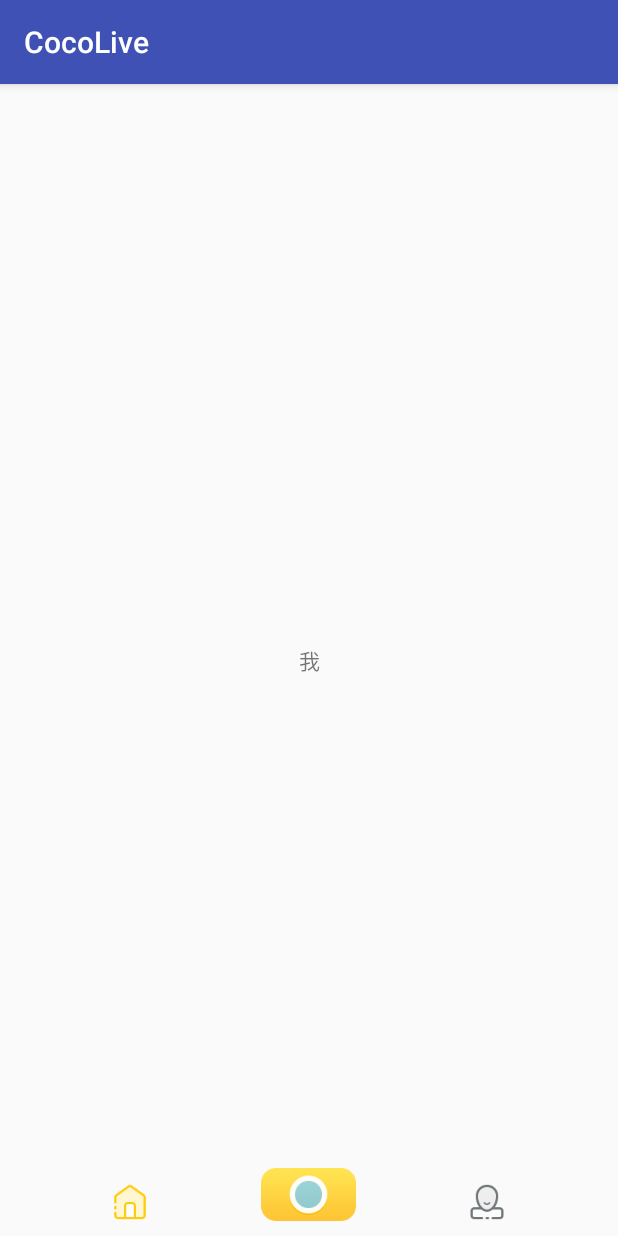
After one commit to allenhmo1254/cocolive_android, an Android app: the fragment MeFragment placed in its activity, on a phone screen of 412 x 824 dp. The commit adds this screen. Run offline under Robolectric (Android 15) with nearby library versions, the phone set to English and light mode, and no system bars; our stand-ins replace ButterKnife.

Commit message:
提交主界面

```diff
--- a/CocoLive/app/build.gradle
+++ b/CocoLive/app/build.gradle
@@ -27,13 +27,13 @@ dependencies {
     })
     compile 'com.android.support:support-v4:23.4.0'
     compile 'com.android.support:appcompat-v7:23.4.0'
-    compile 'com.android.support:design:23.2.0'
-    testCompile 'junit:junit:4.12'
+    compile 'com.android.support:design:23.4.0'
     compile 'com.orhanobut:logger:2.1.1'
     compile 'org.greenrobot:eventbus:3.0.0'
     compile 'com.facebook.fresco:fresco:1.4.0'
     compile 'com.jakewharton:butterknife:8.4.0'
-    annotationProcessor 'com.jakewharton:butterknife-compiler:8.4.0'
     compile 'com.squareup.okhttp3:okhttp:3.8.1'
     compile 'com.squareup.retrofit2:retrofit:2.3.0'
+    testCompile 'junit:junit:4.12'
+    annotationProcessor 'com.jakewharton:butterknife-compiler:8.4.0'
 }
--- a/CocoLive/app/src/main/java/zhongjie3/com/cocolive/MainActivity.java
+++ b/CocoLive/app/src/main/java/zhongjie3/com/cocolive/MainActivity.java
@@ -1,9 +1,9 @@
 package zhongjie3.com.cocolive;
 
+import android.os.Bundle;
+import android.support.v4.app.Fragment;
+import android.support.v4.app.FragmentManager;
 import android.support.v7.app.AppCompatActivity;
-import android.os.Bundle;
-import android.text.Layout;
-import android.widget.Button;
 import android.widget.FrameLayout;
 import android.widget.RadioButton;
 import android.widget.RadioGroup;
@@ -11,6 +11,8 @@ import android.widget.RadioGroup;
 import butterknife.BindView;
 import butterknife.ButterKnife;
 import butterknife.OnClick;
+import zhongjie3.com.cocolive.home.HomeFragment;
+import zhongjie3.com.cocolive.me.MeFragment;
 
 public class MainActivity extends AppCompatActivity implements RadioGroup.OnCheckedChangeListener {
 
@@ -36,9 +38,7 @@ public class MainActivity extends AppCompatActivity implements RadioGroup.OnChec
 
         ButterKnife.bind(this);
 
-        //创建底部菜单标签页
-        radioGroup.setOnCheckedChangeListener(this);
-        radioGroup.check(R.id.radioHome);
+        initView();
     }
 
     private void onStartLiveClick()
@@ -48,6 +48,40 @@ public class MainActivity extends AppCompatActivity implements RadioGroup.OnChec
 
     @Override
     public void onCheckedChanged(RadioGroup group, int checkedId) {
+        FragmentManager fm = getSupportFragmentManager();
+        Fragment home = findFragmentByTag(R.id.radioHome);
+        Fragment me = findFragmentByTag(R.id.radioMe);
+        if (checkedId == R.id.radioHome) {
+            fm.beginTransaction().show(home).hide(me).commit();
+        } else if (checkedId == R.id.radioMe) {
+            fm.beginTransaction().show(me).hide(home).commit();
+        }
+        fm.executePendingTransactions();
+    }
 
+    private void initView()
+    {
+        //创建底部菜单标签页
+        radioGroup.setOnCheckedChangeListener(this);
+        radioGroup.check(R.id.radioHome);
+    }
+
+    /**
+     * 查找Home和User 两个Fragment,如果没有添加则添加
+     */
+    private Fragment findFragmentByTag(int tag) {
+        FragmentManager fm = getSupportFragmentManager();
+        Fragment f = fm.findFragmentByTag(String.valueOf(tag));
+        if (f != null) {
+            return f;
+        }
+        if (tag == R.id.radioHome) {
+            f = new HomeFragment();
+        } else if (tag == R.id.radioMe) {
+            f = new MeFragment();
+        }
+        fm.beginTransaction().add(R.id.fragmentContainer, f, String.valueOf(tag)).commit();
+        fm.executePendingTransactions();
+        return f;
     }
 }
--- /dev/null
+++ b/CocoLive/app/src/main/java/zhongjie3/com/cocolive/me/MeFragment.java
@@ -0,0 +1,30 @@
+package zhongjie3.com.cocolive.me;
+
+
+import android.os.Bundle;
+import android.support.v4.app.Fragment;
+import android.view.LayoutInflater;
+import android.view.View;
+import android.view.ViewGroup;
+
+import zhongjie3.com.cocolive.R;
+
+/**
+ * A simple {@link Fragment} subclass.
+ */
+public class MeFragment extends Fragment {
+
+
+    public MeFragment() {
+        // Required empty public constructor
+    }
+
+
+    @Override
+    public View onCreateView(LayoutInflater inflater, ViewGroup container,
+                             Bundle savedInstanceState) {
+        // Inflate the layout for this fragment
+        return inflater.inflate(R.layout.fragment_me, container, false);
+    }
+
+}
--- /dev/null
+++ b/CocoLive/app/src/main/res/drawable/selector_tab_home.xml
@@ -0,0 +1,25 @@
+<?xml version="1.0" encoding="utf-8"?>
+<selector xmlns:android="http://schemas.android.com/apk/res/android">
+    <item android:drawable="@drawable/tab_live_p"
+        android:state_checked="true"
+        android:state_window_focused="false"/>
+    <item android:drawable="@drawable/tab_live"
+        android:state_checked="false"
+        android:state_window_focused="false"/>
+    <item android:drawable="@drawable/tab_live_p"
+        android:state_checked="true"
+        android:state_pressed="true"/>
+    <item android:drawable="@drawable/tab_live_p"
+        android:state_checked="false"
+        android:state_pressed="true"/>
+    <item android:drawable="@drawable/tab_live_p"
+        android:state_checked="false"
+        android:state_focused="true"/>
+    <item android:drawable="@drawable/tab_live_p"
+        android:state_checked="false"
+        android:state_focused="true"/>
+    <item android:drawable="@drawable/tab_live"
+        android:state_checked="false"/>
+    <item android:drawable="@drawable/tab_live_p"
+        android:state_checked="true"/>
+</selector>
--- /dev/null
+++ b/CocoLive/app/src/main/res/drawable/selector_tab_me.xml
@@ -0,0 +1,25 @@
+<?xml version="1.0" encoding="utf-8"?>
+<selector xmlns:android="http://schemas.android.com/apk/res/android">
+    <item android:drawable="@drawable/tab_me_p"
+        android:state_checked="true"
+        android:state_window_focused="false"/>
+    <item android:drawable="@drawable/tab_me"
+        android:state_checked="false"
+        android:state_window_focused="false"/>
+    <item android:drawable="@drawable/tab_me_p"
+        android:state_checked="true"
+        android:state_pressed="true"/>
+    <item android:drawable="@drawable/tab_me_p"
+        android:state_checked="false"
+        android:state_pressed="true"/>
+    <item android:drawable="@drawable/tab_me_p"
+        android:state_checked="false"
+        android:state_focused="true"/>
+    <item android:drawable="@drawable/tab_me_p"
+        android:state_checked="false"
+        android:state_focused="true"/>
+    <item android:drawable="@drawable/tab_me"
+        android:state_checked="false"/>
+    <item android:drawable="@drawable/tab_me_p"
+        android:state_checked="true"/>
+</selector>
--- a/CocoLive/app/src/main/res/layout/activity_main.xml
+++ b/CocoLive/app/src/main/res/layout/activity_main.xml
@@ -24,8 +24,10 @@
             android:layout_width="0dp"
             android:layout_height="match_parent"
             android:layout_weight="1"
+            android:button="@null"
             android:clickable="true"
-            android:drawableTop="@drawable/tab_live_p"
+            android:drawableTop="@drawable/selector_tab_home"
+            android:background="@null"
             android:gravity="center"
             android:paddingTop="9dp"/>
         <android.support.v4.widget.Space
@@ -36,8 +38,10 @@
             android:layout_width="0dp"
             android:layout_height="match_parent"
             android:layout_weight="1"
+            android:button="@null"
+            android:background="@null"
             android:clickable="true"
-            android:drawableTop="@drawable/tab_me"
+            android:drawableTop="@drawable/selector_tab_me"
             android:gravity="center"
             android:paddingTop="9dp"/>
     </RadioGroup>
--- /dev/null
+++ b/CocoLive/app/src/main/res/layout/fragment_me.xml
@@ -0,0 +1,14 @@
+<FrameLayout xmlns:android="http://schemas.android.com/apk/res/android"
+    xmlns:tools="http://schemas.android.com/tools"
+    android:layout_width="match_parent"
+    android:layout_height="match_parent"
+    tools:context="zhongjie3.com.cocolive.me.MeFragment">
+
+    <!-- TODO: Update blank fragment layout -->
+    <TextView
+        android:layout_width="match_parent"
+        android:layout_height="match_parent"
+        android:gravity="center"
+        android:text="我" />
+
+</FrameLayout>
--- a/CocoLive/app/src/main/res/values/strings.xml
+++ b/CocoLive/app/src/main/res/values/strings.xml
@@ -5,4 +5,7 @@
     <string name="followFragmentTitle">关注</string>
     <string name="hotFragmentTitle">热门</string>
     <string name="newLiveFragmentTitle">最新</string>
+
+    <!-- TODO: Remove or change this placeholder text -->
+    <string name="hello_blank_fragment">Hello blank fragment</string>
 </resources>
```
